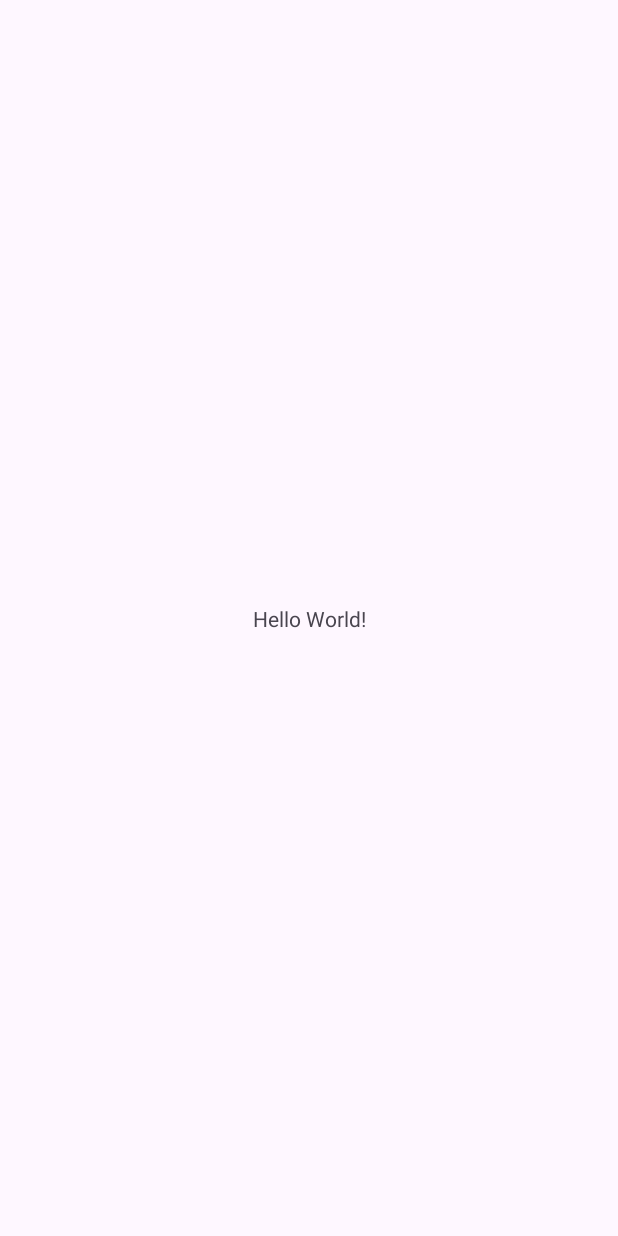
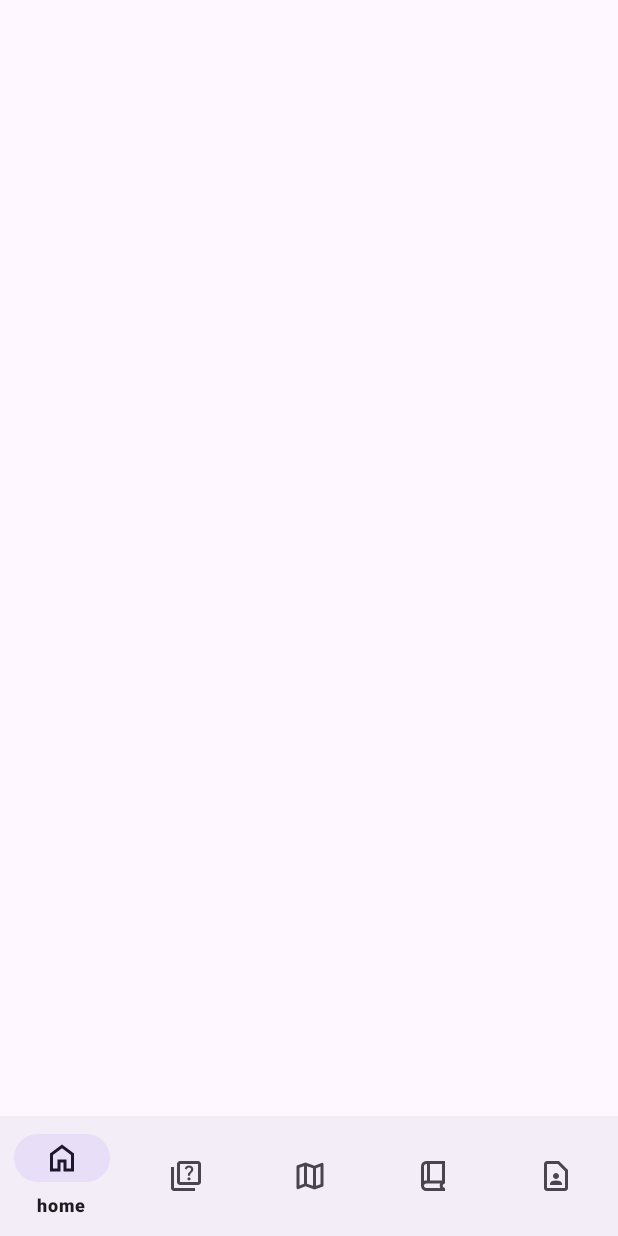
Before and after one commit to D105-6angle/MBG, an Android app: the MainActivity screen opened directly, with no data from a screen before it, on a phone screen of 412 x 824 dp. Before the commit the screen is almost empty. Run offline under Robolectric (Android 15) with nearby library versions, the phone set to English and light mode, and no system bars; our stand-ins replace Dagger/Hilt's generated code, navigation-ui.

Commit message:
S12P11D106-35 feat:Add Bottom Navigation Bar

```diff
--- a/MBG/app/src/main/java/com/ssafy/mbg/ui/home/HomeFragment.kt
+++ b/MBG/app/src/main/java/com/ssafy/mbg/ui/home/HomeFragment.kt
@@ -1,4 +1,17 @@
 package com.ssafy.mbg.ui.home
 
-class HomeFragment {
+import android.os.Bundle
+import android.view.LayoutInflater
+import android.view.View
+import android.view.ViewGroup
+import androidx.fragment.app.Fragment
+import com.ssafy.mbg.R
+
+class HomeFragment : Fragment() {
+    override fun onCreateView(
+        inflater: LayoutInflater, container: ViewGroup?, savedInstanceState: Bundle?
+    ): View? {
+        // fragment_home.xml 레이아웃 파일이 있어야 합니다.
+        return inflater.inflate(R.layout.fragment_home, container, false)
+    }
 }
--- a/MBG/app/src/main/java/com/ssafy/mbg/ui/main/MainActivity.kt
+++ b/MBG/app/src/main/java/com/ssafy/mbg/ui/main/MainActivity.kt
@@ -1,18 +1,55 @@
 package com.ssafy.mbg.ui.main
 
 import android.os.Bundle
-import androidx.activity.enableEdgeToEdge
+import androidx.activity.viewModels
 import androidx.appcompat.app.AppCompatActivity
-import androidx.core.view.ViewCompat
-import androidx.core.view.WindowInsetsCompat
-import com.ssafy.mbg.R
+import androidx.navigation.findNavController
+import androidx.navigation.fragment.NavHostFragment
+import androidx.navigation.ui.setupWithNavController
+import com.ssafy.mbg.databinding.ActivityMainBinding
 import dagger.hilt.android.AndroidEntryPoint
 
 @AndroidEntryPoint
 class MainActivity : AppCompatActivity() {
+
+    // ViewBinding로 activity_main.xml inflate
+    private lateinit var binding: ActivityMainBinding
+
+    // MVVM: MainViewModel 관리 (Hilt를 통한 주입)
+    private val viewModel: MainViewModel by viewModels()
+
     override fun onCreate(savedInstanceState: Bundle?) {
         super.onCreate(savedInstanceState)
-        setContentView(R.layout.activity_main)
+        binding = ActivityMainBinding.inflate(layoutInflater)
+        setContentView(binding.root)
 
+        // NavHostFragment와 NavController 연결
+        val navHostFragment = supportFragmentManager
+            .findFragmentById(binding.navHostFragment.id) as NavHostFragment
+        val navController = navHostFragment.navController
+
+        // BottomNavigationView와 NavController 연동
+        binding.bottomNavigation.setupWithNavController(navController)
+
+        // (옵션) MVVM 방식으로 탭 선택 이벤트 관리
+        // 예를 들어, ViewModel의 LiveData를 관찰하여 외부에서 탭 전환을 제어할 수 있음.
+        viewModel.selectedTab.observe(this) { selectedItemId ->
+            if (binding.bottomNavigation.selectedItemId != selectedItemId) {
+                binding.bottomNavigation.selectedItemId = selectedItemId
+            }
+        }
+
+        // BottomNavigationView의 아이템 선택 리스너를 통해 ViewModel에 이벤트 전달
+        binding.bottomNavigation.setOnItemSelectedListener { menuItem ->
+            viewModel.selectTab(menuItem.itemId)
+            // 기본적인 NavigationUI의 기능으로 목적지 이동
+            navController.navigate(menuItem.itemId)
+            true
+        }
+    }
+
+    // 툴바 업 버튼 동작 시 NavController에 위임
+    override fun onSupportNavigateUp(): Boolean {
+        return findNavController(binding.navHostFragment.id).navigateUp() || super.onSupportNavigateUp()
     }
 }
--- a/MBG/app/src/main/java/com/ssafy/mbg/ui/main/MainViewModel.kt
+++ b/MBG/app/src/main/java/com/ssafy/mbg/ui/main/MainViewModel.kt
@@ -1,4 +1,20 @@
 package com.ssafy.mbg.ui.main
 
-class MainViewModel {
+import androidx.lifecycle.LiveData
+import androidx.lifecycle.MutableLiveData
+import androidx.lifecycle.ViewModel
+import dagger.hilt.android.lifecycle.HiltViewModel
+import javax.inject.Inject
+
+@HiltViewModel
+class MainViewModel @Inject constructor() : ViewModel() {
+
+    // 선택된 탭의 메뉴 아이템 id를 관리하는 LiveData
+    private val _selectedTab = MutableLiveData<Int>()
+    val selectedTab: LiveData<Int> get() = _selectedTab
+
+    // 탭 선택 이벤트 처리
+    fun selectTab(itemId: Int) {
+        _selectedTab.value = itemId
+    }
 }
--- a/MBG/app/src/main/java/com/ssafy/mbg/ui/map/MapFragment.kt
+++ b/MBG/app/src/main/java/com/ssafy/mbg/ui/map/MapFragment.kt
@@ -1,4 +1,16 @@
 package com.ssafy.mbg.ui.map
 
-class MapFragment {
+import android.os.Bundle
+import android.view.LayoutInflater
+import android.view.View
+import android.view.ViewGroup
+import androidx.fragment.app.Fragment
+import com.ssafy.mbg.R
+
+class MapFragment : Fragment() {
+    override fun onCreateView(
+        inflater: LayoutInflater, container: ViewGroup?, savedInstanceState: Bundle?
+    ): View {
+        return inflater.inflate(R.layout.fragment_map, container, false)
+    }
 }
--- a/MBG/app/src/main/res/layout/activity_main.xml
+++ b/MBG/app/src/main/res/layout/activity_main.xml
@@ -1,19 +1,25 @@
 <?xml version="1.0" encoding="utf-8"?>
-<androidx.constraintlayout.widget.ConstraintLayout xmlns:android="http://schemas.android.com/apk/res/android"
+<androidx.coordinatorlayout.widget.CoordinatorLayout
+    xmlns:android="http://schemas.android.com/apk/res/android"
     xmlns:app="http://schemas.android.com/apk/res-auto"
-    xmlns:tools="http://schemas.android.com/tools"
-    android:id="@+id/main"
     android:layout_width="match_parent"
-    android:layout_height="match_parent"
-    tools:context=".MainActivity">
+    android:layout_height="match_parent">
 
-    <TextView
-        android:layout_width="wrap_content"
+    <!-- NavHostFragment: Jetpack Navigation의 컨테이너 -->
+    <androidx.fragment.app.FragmentContainerView
+        android:id="@+id/nav_host_fragment"
+        android:name="androidx.navigation.fragment.NavHostFragment"
+        app:navGraph="@navigation/nav_graph"
+        app:defaultNavHost="true"
+        android:layout_width="match_parent"
+        android:layout_height="match_parent" />
+
+    <!-- BottomNavigationView: 5개의 탭 -->
+    <com.google.android.material.bottomnavigation.BottomNavigationView
+        android:id="@+id/bottom_navigation"
+        android:layout_width="match_parent"
         android:layout_height="wrap_content"
-        android:text="Hello World!"
-        app:layout_constraintBottom_toBottomOf="parent"
-        app:layout_constraintEnd_toEndOf="parent"
-        app:layout_constraintStart_toStartOf="parent"
-        app:layout_constraintTop_toTopOf="parent" />
+        android:layout_gravity="bottom"
+        app:menu="@menu/bottom_nav_menu"/>
 
-</androidx.constraintlayout.widget.ConstraintLayout>
+</androidx.coordinatorlayout.widget.CoordinatorLayout>
--- a/MBG/app/src/main/res/layout/fragment_home.xml
+++ b/MBG/app/src/main/res/layout/fragment_home.xml
@@ -1,6 +1,6 @@
 <?xml version="1.0" encoding="utf-8"?>
 <androidx.constraintlayout.widget.ConstraintLayout xmlns:android="http://schemas.android.com/apk/res/android"
-             android:layout_width="match_parent"
-             android:layout_height="match_parent">
+    android:layout_width="match_parent"
+    android:layout_height="match_parent">
 
 </androidx.constraintlayout.widget.ConstraintLayout>
--- a/MBG/app/src/main/res/layout/fragment_map.xml
+++ b/MBG/app/src/main/res/layout/fragment_map.xml
@@ -1,6 +1,6 @@
 <?xml version="1.0" encoding="utf-8"?>
 <androidx.constraintlayout.widget.ConstraintLayout xmlns:android="http://schemas.android.com/apk/res/android"
-             android:layout_width="match_parent"
-             android:layout_height="match_parent">
+    android:layout_width="match_parent"
+    android:layout_height="match_parent">
 
 </androidx.constraintlayout.widget.ConstraintLayout>
--- a/MBG/app/src/main/res/menu/bottom_nav_menu.xml
+++ b/MBG/app/src/main/res/menu/bottom_nav_menu.xml
@@ -1,4 +1,23 @@
 <?xml version="1.0" encoding="utf-8"?>
 <menu xmlns:android="http://schemas.android.com/apk/res/android">
-
+    <item
+        android:id="@+id/homeFragment"
+        android:icon="@drawable/ic_home"
+        android:title="home" />
+    <item
+        android:id="@+id/taskFragment"
+        android:icon="@drawable/ic_task"
+        android:title="task" />
+    <item
+        android:id="@+id/mapFragment"
+        android:icon="@drawable/ic_map"
+        android:title="map" />
+    <item
+        android:id="@+id/bookFragment"
+        android:icon="@drawable/ic_book"
+        android:title="book" />
+    <item
+        android:id="@+id/pageFragment"
+        android:icon="@drawable/ic_page"
+        android:title="page" />
 </menu>
--- a/MBG/app/src/main/res/navigation/nav_graph.xml
+++ b/MBG/app/src/main/res/navigation/nav_graph.xml
@@ -1,6 +1,36 @@
 <?xml version="1.0" encoding="utf-8"?>
 <navigation xmlns:android="http://schemas.android.com/apk/res/android"
-             xmlns:app="http://schemas.android.com/apk/res-auto"
-             android:id="@+id/nav_graph">
+    xmlns:app="http://schemas.android.com/apk/res-auto"
+    android:id="@+id/nav_graph"
+    app:startDestination="@id/homeFragment">
 
+    <!-- 홈 탭 -->
+    <fragment
+        android:id="@+id/homeFragment"
+        android:name="com.ssafy.mbg.ui.home.HomeFragment"
+        android:label="Home" />
+
+    <!-- 테스크 탭 -->
+    <fragment
+        android:id="@+id/taskFragment"
+        android:name="com.ssafy.mbg.ui.task.TaskFragment"
+        android:label="Task" />
+
+    <!-- 맵 탭 -->
+    <fragment
+        android:id="@+id/mapFragment"
+        android:name="com.ssafy.mbg.ui.map.MapFragment"
+        android:label="Map" />
+
+    <!-- 북 탭 -->
+    <fragment
+        android:id="@+id/bookFragment"
+        android:name="com.ssafy.mbg.ui.book.BookFragment"
+        android:label="Book" />
+
+    <!-- 페이지 탭 -->
+    <fragment
+        android:id="@+id/pageFragment"
+        android:name="com.ssafy.mbg.ui.page.PageFragment"
+        android:label="Page" />
 </navigation>
```
